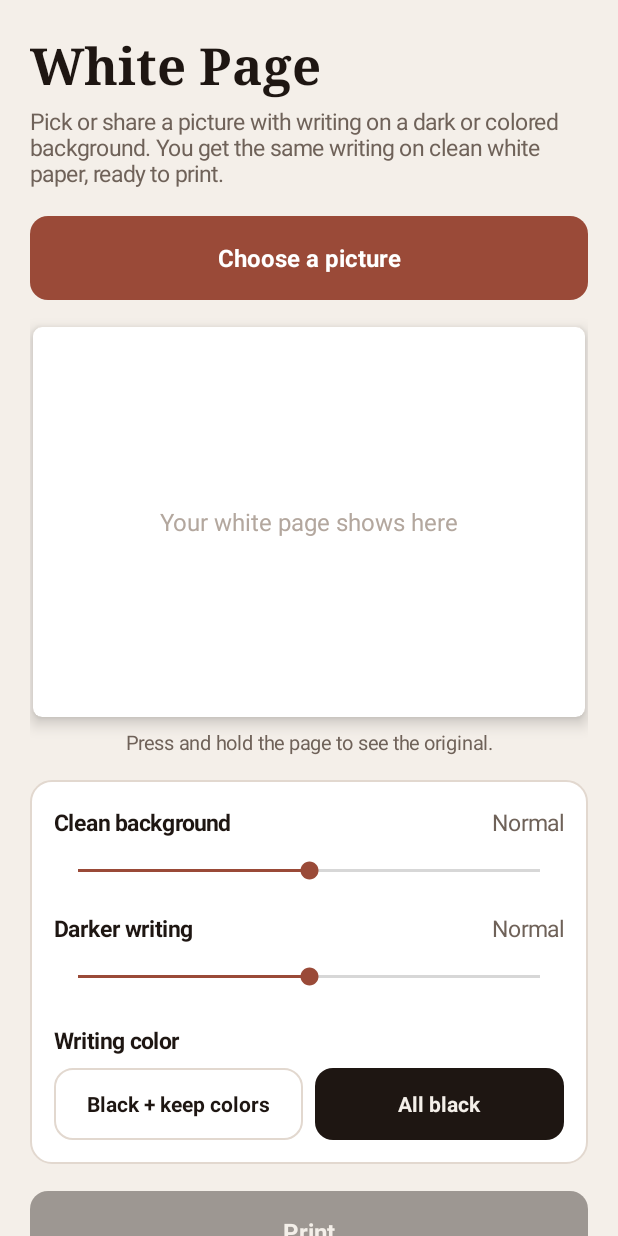
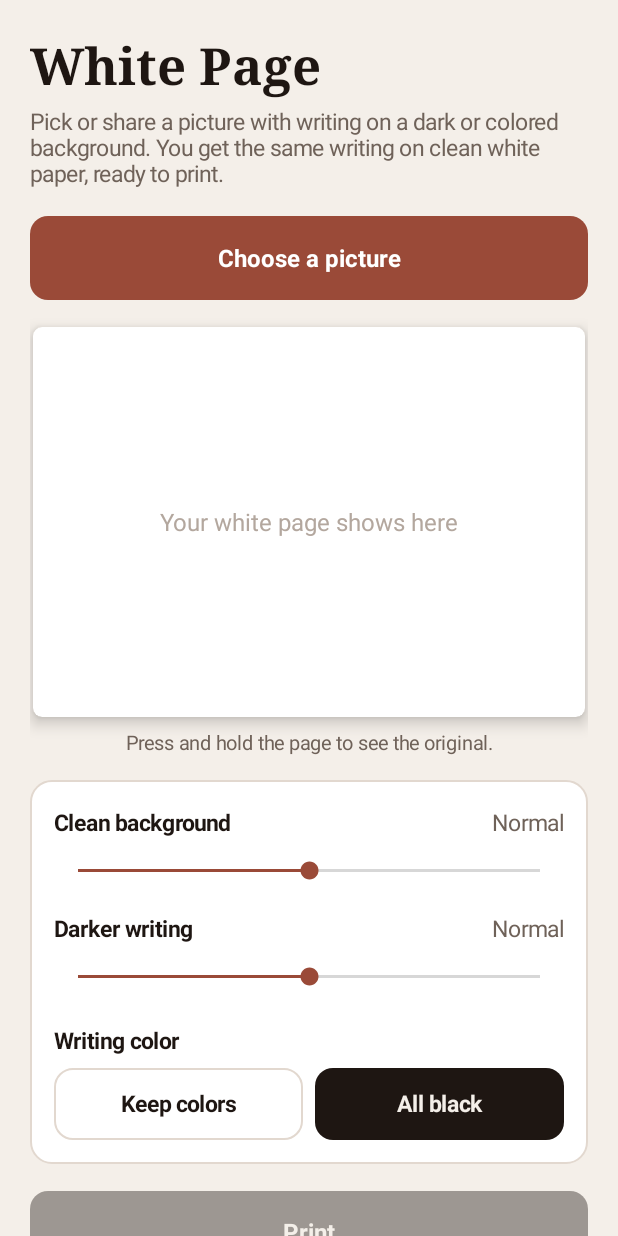
Before and after one commit to MiDoTheEng/whitepage, an Android app: the screen it shows after launch (MainActivity), after a tap on "Choose a picture", on a phone screen of 412 x 824 dp. Run offline under Robolectric (Android 15) with nearby library versions, the phone set to English and light mode, and no system bars; 2 other taps on this screen came first.

Commit message:
Fit the color buttons; Choose a picture opens the gallery
Co-Authored-By: Claude Opus 5.5 <noreply@anthropic.com>
Claude-Session: https://claude.ai/code/session_011YZgznokvAknLr7RvJEcJ8

```diff
--- a/app/build.gradle
+++ b/app/build.gradle
@@ -10,8 +10,8 @@ android {
         applicationId "app.whitepage.print"
         minSdk 29
         targetSdk 35
-        versionCode 1
-        versionName "1.0"
+        versionCode 2
+        versionName "1.1"
     }
 
     signingConfigs {
--- a/app/src/main/java/app/whitepage/MainActivity.java
+++ b/app/src/main/java/app/whitepage/MainActivity.java
@@ -226,9 +226,11 @@ public class MainActivity extends Activity {
         LinearLayout seg = new LinearLayout(this);
         seg.setOrientation(LinearLayout.HORIZONTAL);
         card.addView(seg, lp(-1, dp(48), 8));
-        keepBtn = button("Black + keep colors", INK, PAPER, 0);
+        keepBtn = button("Keep colors", INK, PAPER, 0);
         blackBtn = button("All black", Color.TRANSPARENT, INK, Color.rgb(226, 216, 207));
-        keepBtn.setTextSize(14); blackBtn.setTextSize(14);
+        keepBtn.setTextSize(15); blackBtn.setTextSize(15);
+        keepBtn.setSingleLine(true); blackBtn.setSingleLine(true);
+        keepBtn.setPadding(dp(8), 0, dp(8), 0); blackBtn.setPadding(dp(8), 0, dp(8), 0);
         keepBtn.setMinHeight(dp(48)); blackBtn.setMinHeight(dp(48));
         LinearLayout.LayoutParams half = new LinearLayout.LayoutParams(0, -1, 1);
         LinearLayout.LayoutParams half2 = new LinearLayout.LayoutParams(0, -1, 1);
@@ -311,16 +313,20 @@ public class MainActivity extends Activity {
     // ------------------------------------------------------------------ loading
 
     void pick() {
-        Intent i = new Intent(Intent.ACTION_OPEN_DOCUMENT);
-        i.addCategory(Intent.CATEGORY_OPENABLE);
-        i.setType("image/*");
-        try {
-            startActivityForResult(i, REQ_PICK);
-        } catch (Exception e) {
-            Intent g = new Intent(Intent.ACTION_GET_CONTENT);
-            g.setType("image/*");
-            startActivityForResult(g, REQ_PICK);
+        // open the phone's gallery; fall back to the photo picker, then the file picker
+        Intent gallery = new Intent(Intent.ACTION_PICK, MediaStore.Images.Media.EXTERNAL_CONTENT_URI);
+        gallery.setType("image/*");
+        Intent photos = new Intent(MediaStore.ACTION_PICK_IMAGES);
+        Intent files = new Intent(Intent.ACTION_OPEN_DOCUMENT);
+        files.addCategory(Intent.CATEGORY_OPENABLE);
+        files.setType("image/*");
+        for (Intent i : new Intent[]{gallery, photos, files}) {
+            try {
+                startActivityForResult(i, REQ_PICK);
+                return;
+            } catch (Exception ignored) {}
         }
+        toast("No gallery app found");
     }
 
     @Override
```
Also changed, not shown: 1 other file.
